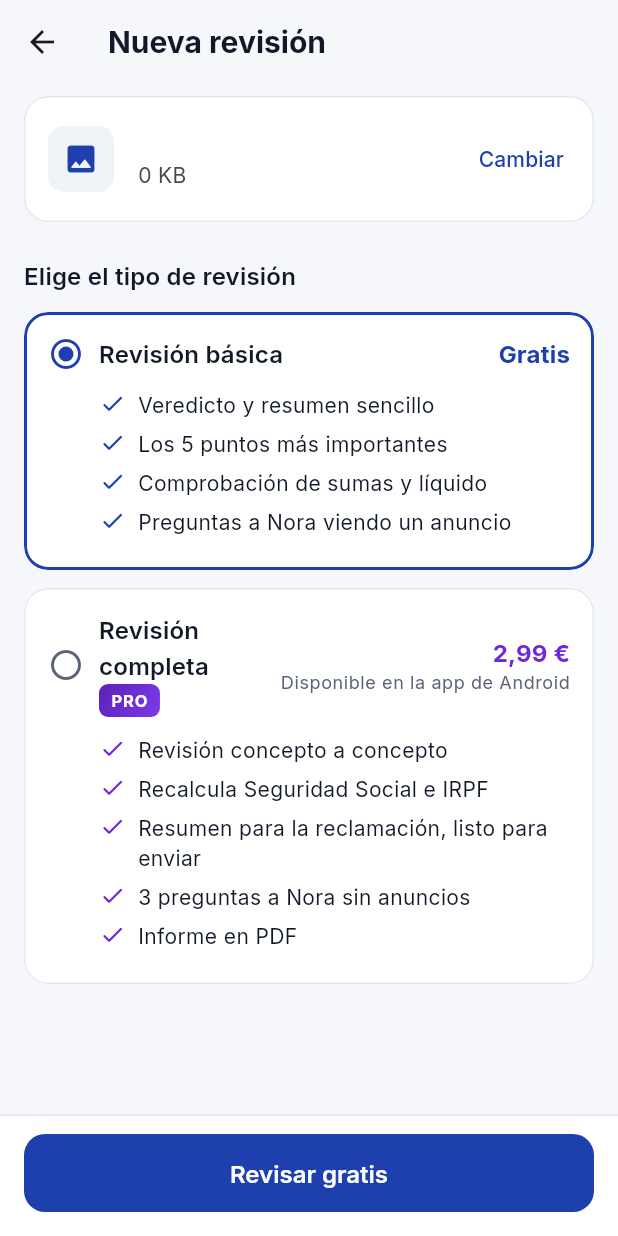
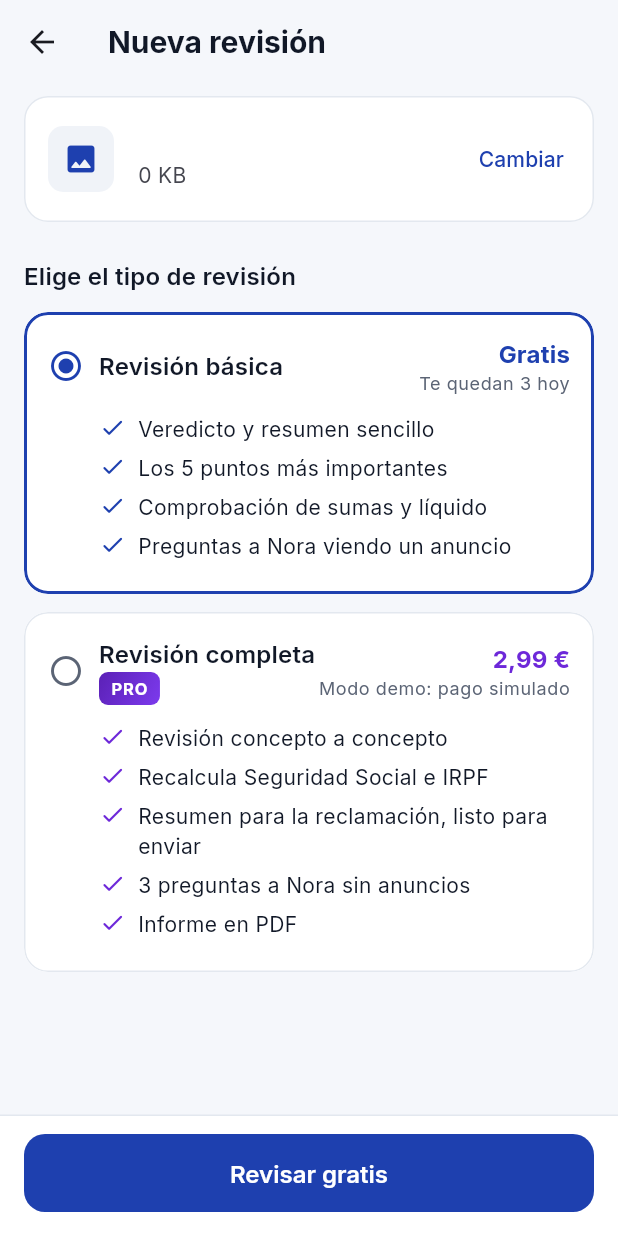
Before and after one commit to elantroderaxgamesyt/Shortsauto, a Flutter app: the PantallaPlan screen opened directly with empty values, on a phone screen of 412 x 824 dp. Run offline on Flutter 3.47's test engine with Material 3 defaults, Android fonts, the phone set to English and light mode, and no system bars; our stand-ins replace file_picker, google_mobile_ads, image_picker, in_app_purchase, material_ui, pdf and 2 more; accounts and stored records are empty.

Commit message:
Revisor de nóminas: modo demo sin servidor y aviso rápido si el servidor no responde
- Sin API_URL la app funciona sola: informe de ejemplo, pago simulado,
  historial y chat de ejemplo, anuncios de prueba (simulados en Windows).
- Con servidor, si no responde se avisa en segundos en vez de quedarse
  cargando hasta 5 minutos.

Co-Authored-By: Claude Opus 5.5 <noreply@anthropic.com>
Claude-Session: https://claude.ai/code/session_01XJAgZAH6AmuqYdErtkUnmR

```diff
--- a/revisor-nominas/app_movil/lib/config.dart
+++ b/revisor-nominas/app_movil/lib/config.dart
@@ -1,15 +1,12 @@
 import 'package:flutter/foundation.dart';
 
-/// Dirección del servidor. En producción se pasa al compilar:
+/// Dirección del servidor. Se pasa al compilar:
 ///   flutter build appbundle --dart-define=API_URL=https://api.tudominio.es
-String get apiUrl {
-  const definida = String.fromEnvironment('API_URL');
-  if (definida.isNotEmpty) return definida;
-  if (kIsWeb) return '';
-  // El emulador de Android ve el ordenador como 10.0.2.2.
-  if (defaultTargetPlatform == TargetPlatform.android) return 'http://10.0.2.2:8000';
-  return 'http://localhost:8000';
-}
+///   (emulador de Android con el servidor en el ordenador: API_URL=http://10.0.2.2:8000)
+/// Sin ella, la app funciona en **modo demo**: sin servidor, con un informe de ejemplo.
+const apiUrl = String.fromEnvironment('API_URL');
+
+bool get modoDemo => apiUrl.isEmpty;
 
 /// Los pagos con Google Play sólo existen en Android.
 bool get comprasGooglePlay => !kIsWeb && defaultTargetPlatform == TargetPlatform.android;
--- /dev/null
+++ b/revisor-nominas/app_movil/lib/demo.dart
@@ -0,0 +1,76 @@
+import 'dart:convert';
+import 'dart:math';
+
+import 'package:flutter/services.dart' show rootBundle;
+
+/// Servidor de mentira dentro de la app, para probarla sin servidor.
+///
+/// Se usa cuando la app se compila sin API_URL (ver config.dart). Devuelve un informe de
+/// ejemplo (assets/demo), guarda el historial en memoria y responde el chat con textos fijos.
+/// Todo lo que enseña va marcado como "Modo demo".
+class ServidorDemo {
+  final _revisiones = <String, Map<String, dynamic>>{};
+  int _freeHoy = 3;
+  final _rnd = Random();
+
+  Future<Map<String, dynamic>> _plantilla(String plan) async =>
+      jsonDecode(await rootBundle.loadString('assets/demo/revision_$plan.json')) as Map<String, dynamic>;
+
+  Future<int> freeRestantesHoy() async => _freeHoy;
+
+  Future<Map<String, dynamic>> analizar(String plan, String? compra) async {
+    if (plan == 'free') {
+      if (_freeHoy <= 0) throw StateError('Has usado las 3 revisiones gratis de hoy.');
+      _freeHoy--;
+    }
+    await Future.delayed(Duration(seconds: plan == 'pro' ? 6 : 4)); // como si pensara la IA
+    final r = await _plantilla(plan);
+    final id = 'demo${_rnd.nextInt(1 << 30)}';
+    r['id'] = id;
+    r['fecha'] = DateTime.now().toUtc().toIso8601String();
+    r['demo'] = true;
+    r['preguntas_extra'] = 0;
+    _revisiones[id] = r;
+    return Map.of(r);
+  }
+
+  List<Map<String, dynamic>> revisiones() => [
+        for (final r in _revisiones.values.toList().reversed)
+          {
+            'id': r['id'],
+            'plan': r['plan'],
+            'fecha': r['fecha'],
+            'veredicto': r['informe']['veredicto'],
+            'periodo': r['informe']['datos']['periodo'],
+            'empresa': r['informe']['datos']['empresa'],
+            'liquido': r['informe']['datos']['liquido'],
+          }
+      ];
+
+  Map<String, dynamic>? revision(String id) => _revisiones[id] == null ? null : Map.of(_revisiones[id]!);
+
+  int recompensa(String id) {
+    final r = _revisiones[id];
+    if (r == null) return 0;
+    if ((r['preguntas_extra'] as int) >= 5) throw StateError('Has llegado al máximo de preguntas para esta revisión.');
+    r['preguntas_extra'] = (r['preguntas_extra'] as int) + 1;
+    r['preguntas_disponibles'] = (r['preguntas_disponibles'] as int) + 1;
+    r['preguntas_por_anuncio'] = (r['preguntas_extra'] as int) < 5;
+    return r['preguntas_disponibles'];
+  }
+
+  Stream<String> chat(String id, String pregunta) async* {
+    final r = _revisiones[id];
+    if (r == null || (r['preguntas_disponibles'] as int) <= 0) {
+      throw StateError('Mira un anuncio corto para hacer otra pregunta a Nora.');
+    }
+    r['preguntas_disponibles'] = (r['preguntas_disponibles'] as int) - 1;
+    final texto = '(Modo demo) Esta es una respuesta de ejemplo: con el servidor conectado, Nora '
+        'contestaría a "$pregunta" usando los datos de tu nómina, por ejemplo explicándote cada '
+        'concepto, revisando los importes o diciéndote qué pedir a tu empresa.';
+    for (final palabra in texto.split(' ')) {
+      await Future.delayed(const Duration(milliseconds: 35));
+      yield '$palabra ';
+    }
+  }
+}
--- a/revisor-nominas/app_movil/lib/pagos.dart
+++ b/revisor-nominas/app_movil/lib/pagos.dart
@@ -33,7 +33,7 @@ class Pagos extends ChangeNotifier {
   String get precio => _producto?.price ?? precioRevision;
 
   /// ¿Se puede pagar en este dispositivo? (Google Play sólo existe en Android.)
-  bool get sePuedePagar => pagosPrueba || (comprasGooglePlay && disponible);
+  bool get sePuedePagar => pagosPrueba || modoDemo || (comprasGooglePlay && disponible);
 
   Future<void> iniciar() async {
     final prefs = await SharedPreferences.getInstance();
@@ -59,7 +59,7 @@ class Pagos extends ChangeNotifier {
   Future<String?> pagar() async {
     final pendiente = pagoPendiente;
     if (pendiente != null) return pendiente;
-    if (pagosPrueba) {
+    if (pagosPrueba || modoDemo) {
       final t = 'prueba-${DateTime.now().microsecondsSinceEpoch}';
       await _guardar(t, null);
       return t;
--- a/revisor-nominas/app_movil/lib/pantallas/informe.dart
+++ b/revisor-nominas/app_movil/lib/pantallas/informe.dart
@@ -46,7 +46,7 @@ class PantallaInforme extends StatelessWidget {
             Container(
               padding: const EdgeInsets.all(12),
               decoration: BoxDecoration(color: Estilo.de('aviso').fondo(context), borderRadius: BorderRadius.circular(12)),
-              child: Text('Modo demo: el servidor no tiene clave de IA y este es un informe de ejemplo.',
+              child: Text('Modo demo: este es un informe de ejemplo, no el análisis de tu nómina.',
                   style: TextStyle(color: Estilo.de('aviso').texto(context))),
             ),
             const Hueco(12),
--- a/revisor-nominas/app_movil/lib/pantallas/nueva_revision.dart
+++ b/revisor-nominas/app_movil/lib/pantallas/nueva_revision.dart
@@ -6,6 +6,7 @@ import 'package:image_picker/image_picker.dart';
 import 'package:material_ui/material_ui.dart';
 
 import '../api.dart';
+import '../config.dart';
 import '../estado.dart';
 import '../pagos.dart';
 import '../tema.dart';
@@ -42,7 +43,9 @@ Future<Archivo?> elegirArchivo(BuildContext context) async {
           width: 44,
           height: 44,
           decoration: BoxDecoration(
-                  color: t.colorScheme.primary.withValues(alpha: .1), borderRadius: BorderRadius.circular(12)),
+            color: t.colorScheme.primary.withValues(alpha: .1),
+            borderRadius: BorderRadius.circular(12),
+          ),
           child: Icon(ic, color: t.colorScheme.primary),
         ),
         title: Text(titulo, style: t.textTheme.titleSmall),
@@ -50,16 +53,26 @@ Future<Archivo?> elegirArchivo(BuildContext context) async {
         onTap: () => Navigator.pop(context, id),
       );
       return SafeArea(
-        child: Column(mainAxisSize: MainAxisSize.min, crossAxisAlignment: CrossAxisAlignment.stretch, children: [
+        child: Column(
+          mainAxisSize: MainAxisSize.min,
+          crossAxisAlignment: CrossAxisAlignment.stretch,
+          children: [
             Padding(
               padding: const EdgeInsets.fromLTRB(24, 0, 24, 8),
               child: Text('¿Cómo quieres subir tu nómina?', style: t.textTheme.titleMedium),
             ),
-          if (_hayCamara) opcion('camara', Icons.photo_camera_outlined, 'Hacer una foto', 'Con buena luz y la nómina entera'),
-          opcion('pdf', Icons.picture_as_pdf_outlined, 'Subir PDF', 'La que te envía tu empresa o descargas del portal'),
+            if (_hayCamara)
+              opcion('camara', Icons.photo_camera_outlined, 'Hacer una foto', 'Con buena luz y la nómina entera'),
+            opcion(
+              'pdf',
+              Icons.picture_as_pdf_outlined,
+              'Subir PDF',
+              'La que te envía tu empresa o descargas del portal',
+            ),
             opcion('imagen', Icons.image_outlined, 'Elegir una imagen', 'Una foto o captura que ya tengas'),
             const Hueco(12),
-        ]),
+          ],
+        ),
       );
     },
   );
@@ -103,9 +116,12 @@ class _PantallaPlanState extends State<PantallaPlan> {
   @override
   void initState() {
     super.initState();
-    Api.yo.freeRestantesHoy().then((n) {
+    Api.yo
+        .freeRestantesHoy()
+        .then((n) {
           if (mounted) setState(() => freeHoy = n);
-    }).catchError((_) {});
+        })
+        .catchError((_) {});
   }
 
   Future<void> continuar() async {
@@ -138,9 +154,11 @@ class _PantallaPlanState extends State<PantallaPlan> {
             final pagos = Pagos.yo;
             final yaPagada = pagos.pagoPendiente != null;
             final freeAgotadas = freeHoy == 0;
-            return Column(children: [
+            return Column(
+              children: [
                 Expanded(
-                child: Pagina(children: [
+                  child: Pagina(
+                    children: [
                       Card(
                         child: ListTile(
                           contentPadding: const EdgeInsets.fromLTRB(16, 6, 8, 6),
@@ -148,10 +166,17 @@ class _PantallaPlanState extends State<PantallaPlan> {
                             width: 44,
                             height: 44,
                             decoration: BoxDecoration(color: tonos.tenue, borderRadius: BorderRadius.circular(10)),
-                        child: Icon(archivo.esPdf ? Icons.picture_as_pdf_rounded : Icons.image_rounded,
-                            color: archivo.esPdf ? Marca.error : t.colorScheme.primary),
+                            child: Icon(
+                              archivo.esPdf ? Icons.picture_as_pdf_rounded : Icons.image_rounded,
+                              color: archivo.esPdf ? Marca.error : t.colorScheme.primary,
                             ),
-                      title: Text(archivo.nombre, maxLines: 1, overflow: TextOverflow.ellipsis, style: t.textTheme.titleSmall),
+                          ),
+                          title: Text(
+                            archivo.nombre,
+                            maxLines: 1,
+                            overflow: TextOverflow.ellipsis,
+                            style: t.textTheme.titleSmall,
+                          ),
                           subtitle: Text(archivo.tamano),
                           trailing: TextButton(
                             onPressed: () async {
@@ -187,6 +212,8 @@ class _PantallaPlanState extends State<PantallaPlan> {
                         precio: yaPagada ? 'Ya pagada' : pagos.precio,
                         nota: yaPagada
                             ? 'Tienes un pago sin usar'
+                            : modoDemo
+                            ? 'Modo demo: pago simulado'
                             : pagos.sePuedePagar
                             ? 'Pago único, sin suscripción'
                             : 'Disponible en la app de Android',
@@ -198,34 +225,45 @@ class _PantallaPlanState extends State<PantallaPlan> {
                           'Informe en PDF',
                         ],
                       ),
-                ]),
+                    ],
+                  ),
                 ),
                 Container(
                   padding: const EdgeInsets.fromLTRB(16, 12, 16, 16),
-                decoration: BoxDecoration(color: tonos.tarjeta, border: Border(top: BorderSide(color: tonos.borde))),
+                  decoration: BoxDecoration(
+                    color: tonos.tarjeta,
+                    border: Border(top: BorderSide(color: tonos.borde)),
+                  ),
                   child: Centrado(
                     child: SizedBox(
                       width: double.infinity,
                       child: FilledButton(
                         style: plan == 'pro' ? FilledButton.styleFrom(backgroundColor: Marca.pro) : null,
-                      onPressed: pagando ||
+                        onPressed:
+                            pagando ||
                                 (plan == 'free' && freeAgotadas) ||
                                 (plan == 'pro' && !yaPagada && !pagos.sePuedePagar)
                             ? null
                             : continuar,
                         child: pagando
                             ? const SizedBox(
-                              width: 22, height: 22, child: CircularProgressIndicator(strokeWidth: 2.5, color: Colors.white))
-                          : Text(plan == 'free'
+                                width: 22,
+                                height: 22,
+                                child: CircularProgressIndicator(strokeWidth: 2.5, color: Colors.white),
+                              )
+                            : Text(
+                                plan == 'free'
                                     ? (freeAgotadas ? 'Sin revisiones gratis hoy' : 'Revisar gratis')
                                     : yaPagada
                                     ? 'Hacer revisión completa'
-                                  : 'Pagar ${pagos.precio} y revisar'),
+                                    : 'Pagar ${pagos.precio} y revisar',
                               ),
                       ),
                     ),
                   ),
-            ]);
+                ),
+              ],
+            );
           },
         ),
       ),
@@ -265,33 +303,53 @@ class _TarjetaPlan extends StatelessWidget {
         onTap: onTap,
         child: Padding(
           padding: const EdgeInsets.all(16),
-          child: Column(crossAxisAlignment: CrossAxisAlignment.start, children: [
-            Row(children: [
-              Icon(seleccionado ? Icons.radio_button_checked_rounded : Icons.radio_button_off_rounded,
-                  color: seleccionado ? color : tonos.suave),
+          child: Column(
+            crossAxisAlignment: CrossAxisAlignment.start,
+            children: [
+              Row(
+                children: [
+                  Icon(
+                    seleccionado ? Icons.radio_button_checked_rounded : Icons.radio_button_off_rounded,
+                    color: seleccionado ? color : tonos.suave,
+                  ),
                   const SizedBox(width: 10),
                   Expanded(
-                child: Wrap(crossAxisAlignment: WrapCrossAlignment.center, spacing: 8, children: [
+                    child: Wrap(
+                      crossAxisAlignment: WrapCrossAlignment.center,
+                      spacing: 8,
+                      children: [
                         Text(titulo, style: t.textTheme.titleMedium),
                         if (pro) const InsigniaPro(),
-                ]),
+                      ],
                     ),
-              Column(crossAxisAlignment: CrossAxisAlignment.end, children: [
-                Text(precio, style: t.textTheme.titleMedium?.copyWith(color: color, fontWeight: FontWeight.w700)),
+                  ),
+                  Column(
+                    crossAxisAlignment: CrossAxisAlignment.end,
+                    children: [
+                      Text(
+                        precio,
+                        style: t.textTheme.titleMedium?.copyWith(color: color, fontWeight: FontWeight.w700),
+                      ),
                       if (nota != null) Text(nota!, style: t.textTheme.bodySmall?.copyWith(color: tonos.suave)),
-              ]),
-            ]),
+                    ],
+                  ),
+                ],
+              ),
               const Hueco(12),
               for (final v in ventajas)
                 Padding(
                   padding: const EdgeInsets.only(left: 34, bottom: 6),
-                child: Row(crossAxisAlignment: CrossAxisAlignment.start, children: [
+                  child: Row(
+                    crossAxisAlignment: CrossAxisAlignment.start,
+                    children: [
                       Icon(Icons.check_rounded, size: 18, color: color),
                       const SizedBox(width: 8),
                       Expanded(child: Text(v, style: t.textTheme.bodyMedium)),
-                ]),
+                    ],
                   ),
-          ]),
+                ),
+            ],
+          ),
         ),
       ),
     );
@@ -353,7 +411,8 @@ class _PantallaAnalizandoState extends State<PantallaAnalizando> {
       setState(() => paso = pasos.length);
       await Future.delayed(const Duration(milliseconds: 350));
       if (!mounted) return;
-      Navigator.of(context).pushReplacement(MaterialPageRoute(builder: (_) => PantallaInforme(r, archivo: widget.archivo)));
+      Navigator.of(context)
+          .pushReplacement(MaterialPageRoute(builder: (_) => PantallaInforme(r, archivo: widget.archivo)));
     } on ErrorApi catch (e) {
       reloj?.cancel();
       final compra = widget.compra;
@@ -382,12 +441,18 @@ class _PantallaAnalizandoState extends State<PantallaAnalizando> {
           child: Padding(
             padding: const EdgeInsets.all(24),
             child: error != null
-                ? Column(mainAxisAlignment: MainAxisAlignment.center, children: [
+                ? Column(
+                    mainAxisAlignment: MainAxisAlignment.center,
+                    children: [
                       Icon(Icons.cloud_off_rounded, size: 56, color: tonos.suave),
                       const Hueco(16),
                       Text('No se ha podido revisar', style: t.textTheme.titleLarge, textAlign: TextAlign.center),
                       const Hueco(8),
-                    Text(error!, textAlign: TextAlign.center, style: t.textTheme.bodyMedium?.copyWith(color: tonos.suave)),
+                      Text(
+                        error!,
+                        textAlign: TextAlign.center,
+                        style: t.textTheme.bodyMedium?.copyWith(color: tonos.suave),
+                      ),
                       const Hueco(24),
                       SizedBox(
                         width: double.infinity,
@@ -395,13 +460,19 @@ class _PantallaAnalizandoState extends State<PantallaAnalizando> {
                       ),
                       const Hueco(8),
                       TextButton(onPressed: () => Navigator.pop(context), child: const Text('Volver')),
-                  ])
-                : Column(mainAxisAlignment: MainAxisAlignment.center, crossAxisAlignment: CrossAxisAlignment.start, children: [
+                    ],
+                  )
+                : Column(
+                    mainAxisAlignment: MainAxisAlignment.center,
+                    crossAxisAlignment: CrossAxisAlignment.start,
+                    children: [
                       Container(
                         width: 64,
                         height: 64,
                         decoration: BoxDecoration(
-                          gradient: pro ? Marca.degradadoPro : Marca.degradado, borderRadius: BorderRadius.circular(18)),
+                          gradient: pro ? Marca.degradadoPro : Marca.degradado,
+                          borderRadius: BorderRadius.circular(18),
+                        ),
                         child: const Padding(
                           padding: EdgeInsets.all(18),
                           child: CircularProgressIndicator(color: Colors.white, strokeWidth: 3),
@@ -410,13 +481,16 @@ class _PantallaAnalizandoState extends State<PantallaAnalizando> {
                       const Hueco(24),
                       Text('Nora está revisando tu nómina', style: t.textTheme.titleLarge),
                       const Hueco(6),
-                    Text(pro ? 'La revisión completa tarda alrededor de un minuto.' : 'Tardará unos segundos.',
-                        style: t.textTheme.bodyMedium?.copyWith(color: tonos.suave)),
+                      Text(
+                        pro ? 'La revisión completa tarda alrededor de un minuto.' : 'Tardará unos segundos.',
+                        style: t.textTheme.bodyMedium?.copyWith(color: tonos.suave),
+                      ),
                       const Hueco(28),
                       for (final (i, txt) in pasos.indexed)
                         Padding(
                           padding: const EdgeInsets.symmetric(vertical: 8),
-                        child: Row(children: [
+                          child: Row(
+                            children: [
                               SizedBox(
                                 width: 24,
                                 height: 24,
@@ -424,20 +498,26 @@ class _PantallaAnalizandoState extends State<PantallaAnalizando> {
                                     ? const Icon(Icons.check_circle_rounded, color: Marca.ok)
                                     : i == paso
                                     ? const Padding(
-                                        padding: EdgeInsets.all(3), child: CircularProgressIndicator(strokeWidth: 2.4))
+                                        padding: EdgeInsets.all(3),
+                                        child: CircularProgressIndicator(strokeWidth: 2.4),
+                                      )
                                     : Icon(Icons.circle_outlined, color: tonos.borde),
                               ),
                               const SizedBox(width: 12),
                               Expanded(
-                            child: Text(txt,
+                                child: Text(
+                                  txt,
                                   style: t.textTheme.bodyLarge?.copyWith(
                                     color: i <= paso ? null : tonos.suave,
                                     fontWeight: i == paso ? FontWeight.w600 : null,
-                                )),
                                   ),
-                        ]),
                                 ),
-                  ]),
+                              ),
+                            ],
+                          ),
+                        ),
+                    ],
+                  ),
           ),
         ),
       ),
--- a/revisor-nominas/app_movil/pubspec.yaml
+++ b/revisor-nominas/app_movil/pubspec.yaml
@@ -30,6 +30,7 @@ flutter:
   uses-material-design: true
   assets:
     - assets/icono/icono.png
+    - assets/demo/
   fonts:
     - family: Inter
       fonts:
```
Also changed, not shown: revisor-nominas/app_movil/assets/demo/revision_free.json (added, +1 -0 lines), revisor-nominas/app_movil/assets/demo/revision_pro.json (added, +1 -0 lines), revisor-nominas/app_movil/lib/anuncios.dart (+5 -2 lines), revisor-nominas/app_movil/lib/api.dart (+38 -6 lines), revisor-nominas/app_movil/lib/pantallas/inicio.dart (+18 -0 lines), 1 other file. Lines whose indentation alone changed are shown as unchanged.
